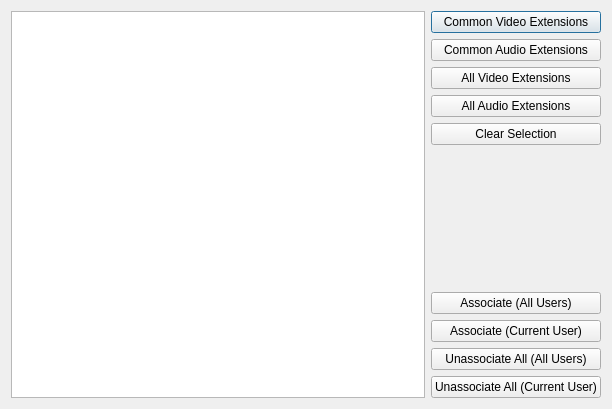
bylee20/bomi, file src/bomi/ui/fileassocdialog.ui: the form before one commit.
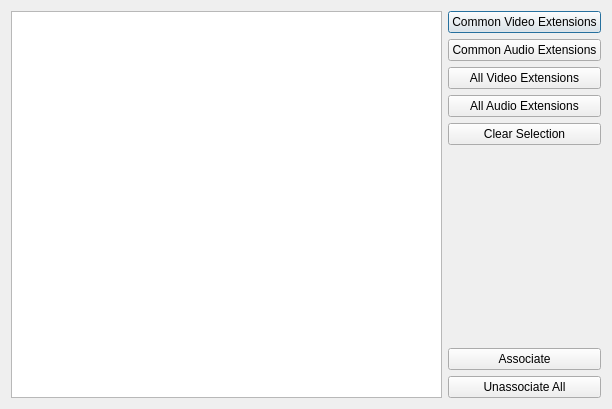
The form after the commit.

Commit message: works for windows installer

Diff of the .ui file:
```diff
--- a/src/bomi/ui/fileassocdialog.ui
+++ b/src/bomi/ui/fileassocdialog.ui
@@ -77,28 +77,14 @@
      <item>
       <widget class="QPushButton" name="assoc_all">
        <property name="text">
-        <string>Associate (All Users)</string>
+        <string>Associate</string>
        </property>
       </widget>
      </item>
      <item>
       <widget class="QPushButton" name="assoc_current">
        <property name="text">
-        <string>Associate (Current User)</string>
-       </property>
-      </widget>
-     </item>
-     <item>
-      <widget class="QPushButton" name="unassoc_all">
-       <property name="text">
-        <string>Unassociate All (All Users)</string>
-       </property>
-      </widget>
-     </item>
-     <item>
-      <widget class="QPushButton" name="unassoc_current">
-       <property name="text">
-        <string>Unassociate All (Current User)</string>
+        <string>Unassociate All</string>
        </property>
       </widget>
      </item>
```
Left out of the diff: 4 changed lines with no effect on the pictures. The commit also changes 3 other files.
